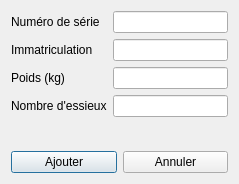
Above: gui/DialogueCamion.ui from LeMikaelF/GestionVehicules before the change. Below: the same form after it.
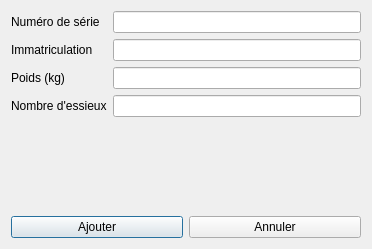
That is the form after the change.

The edit to the form file:
```diff
--- a/gui/DialogueCamion.ui
+++ b/gui/DialogueCamion.ui
@@ -9,8 +9,8 @@
    <rect>
     <x>0</x>
     <y>0</y>
-    <width>239</width>
-    <height>184</height>
+    <width>372</width>
+    <height>249</height>
    </rect>
   </property>
   <property name="windowTitle">
```
